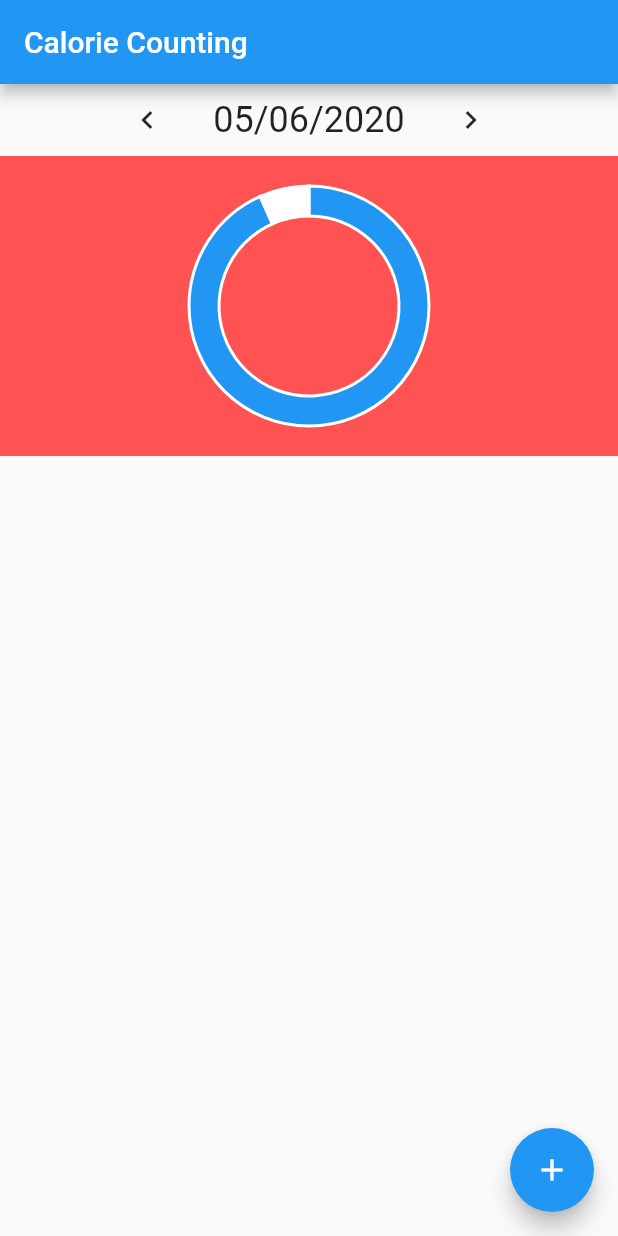
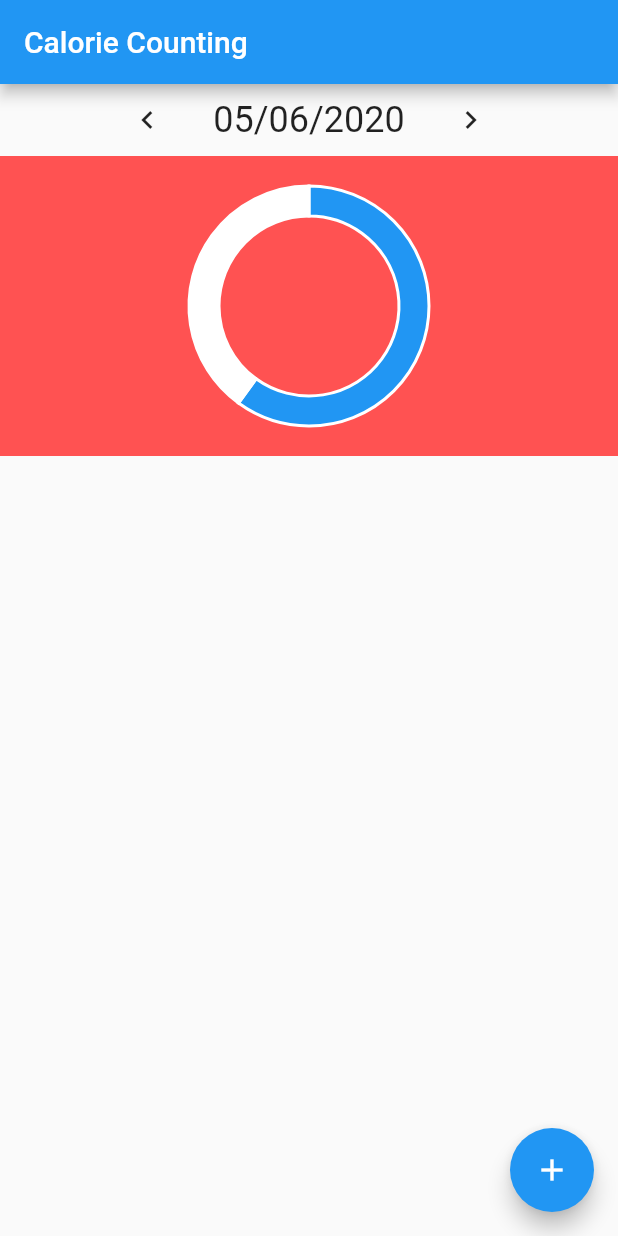
Before and after one commit to KatazzaHack/calorie_counting, a Flutter app: the screen it shows after launch, on a phone screen of 412 x 824 dp. Run offline on Flutter 3.47's test engine with Material 2 defaults, Android fonts, the phone set to English and light mode, and no system bars; our stand-ins replace charts_flutter; missing offline and left inert: protobuf.

Commit message:
Propagate parameters to statistics

```diff
--- a/lib/dashboard.dart
+++ b/lib/dashboard.dart
@@ -3,21 +3,38 @@ import 'package:flutter/material.dart';
 import 'dart:math';
 
 class Dashboard extends StatefulWidget {
+  final int filledBar;
+  final int fullBar;
+  Dashboard({Key key, this.filledBar, this.fullBar}) : super(key: key);
+
   @override
-  DashboardState createState() => DashboardState();
+  DashboardState createState() => DashboardState(this.filledBar, this.fullBar);
 }
 class DashboardState extends State<Dashboard>{
+  final int filledBar;
+  final int fullBar;
+
+  DashboardState(this.filledBar, this.fullBar);
+
   @override build(BuildContext context) {
     return new Container(
       height: 200,
-      child: OutOfPieChart(),
+      child: OutOfPieChart(
+          filledBar: this.filledBar,
+          fullBar: this.fullBar,
+      ),
     );
   }
 }
 
 class OutOfPieChart extends StatefulWidget {
-@override
-OutOfPieChartState createState() => OutOfPieChartState(1400, 1500);
+  final int filledBar;
+  final int fullBar;
+
+  OutOfPieChart({Key key, this.filledBar, this.fullBar}) : super(key: key);
+
+  @override
+  OutOfPieChartState createState() => OutOfPieChartState(filledBar, fullBar);
 }
 
 class OutOfPieChartState extends State<OutOfPieChart> {
--- a/lib/main.dart
+++ b/lib/main.dart
@@ -127,7 +127,10 @@ class DashboardWrapper extends StatelessWidget {
         ignoring: true,
         child: Container(
           color: Colors.redAccent,
-            child: Dashboard(),
+            child: Dashboard(
+              filledBar: 6,
+              fullBar: 10,
+            ),
        ),
       ),
     );
```
